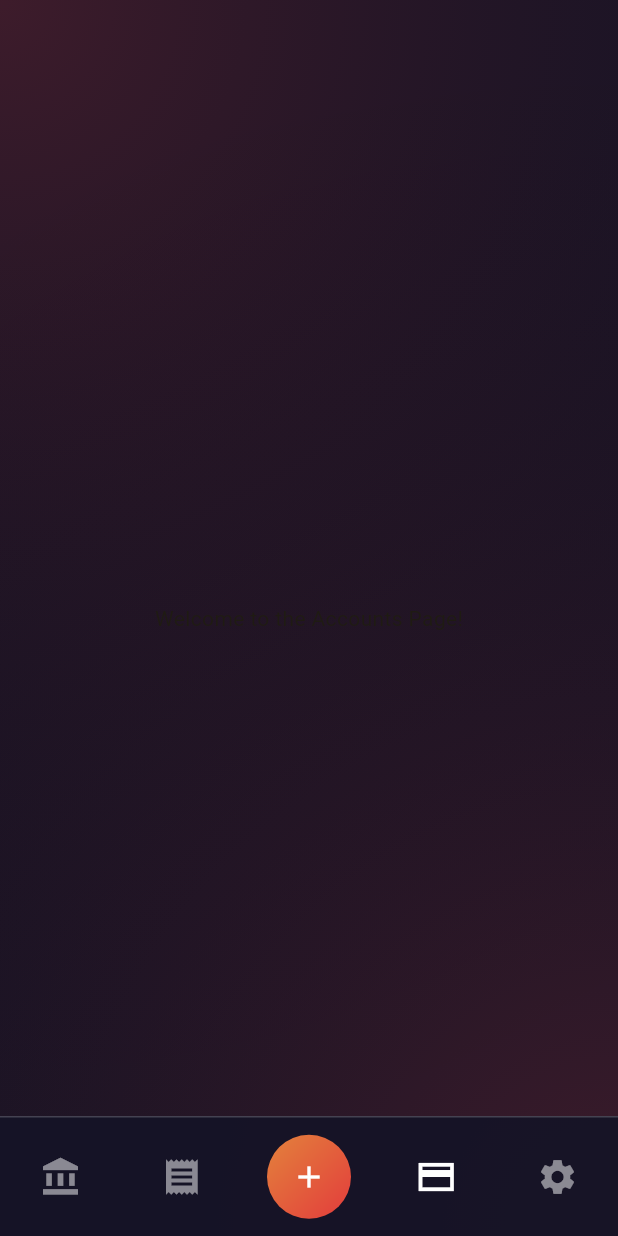
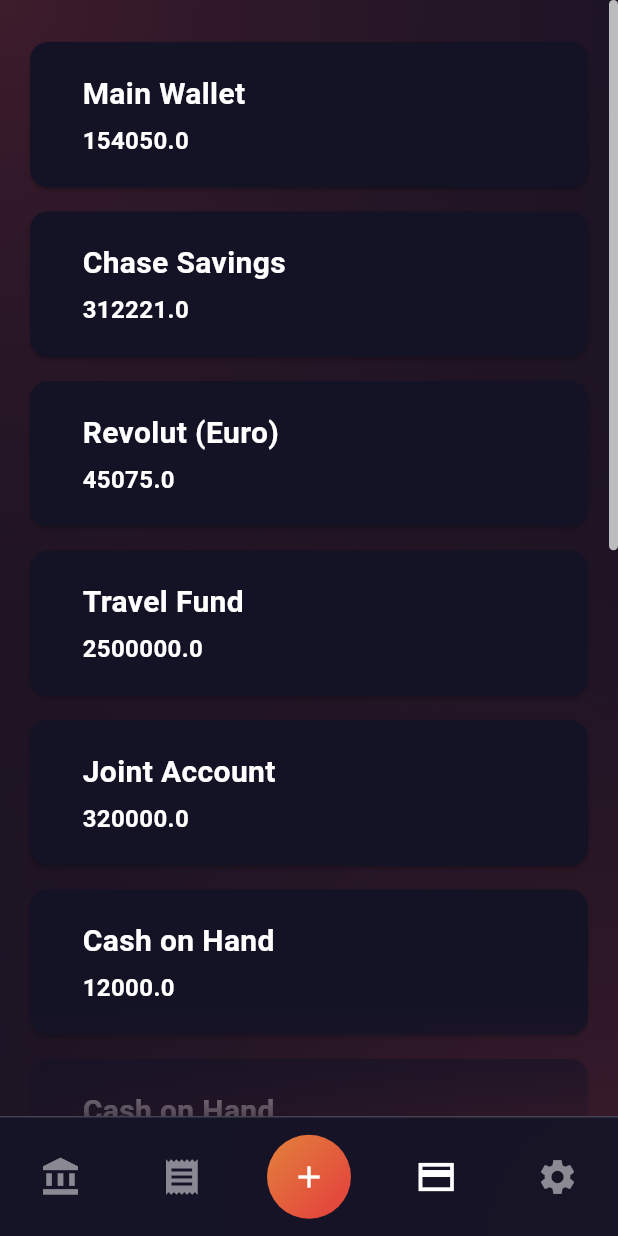
Before and after one commit to Mydraneth/ButceAkintisi, a Flutter app: the screen it shows after launch, item 3 of the bottom bar chosen, on a phone screen of 412 x 824 dp. Run offline on Flutter 3.47's test engine with Material 3 defaults, Android fonts, the phone set to English and light mode, and no system bars; our stand-ins replace fl_chart, flutter_riverpod, go_router, riverpod_annotation, shared_preferences; generated files the repository leaves out were written again.

Commit message:
accounts_page

```diff
--- /dev/null
+++ b/lib/core/components/account_card.dart
@@ -0,0 +1,40 @@
+import 'package:butceakintisi/features/models/account_model.dart';
+import 'package:flutter/material.dart';
+
+class AccountCard extends StatelessWidget {
+  const AccountCard({required this.account, super.key});
+
+  final Account account;
+
+  @override
+  Widget build(BuildContext context) {
+    return Card(
+      color: const Color.fromARGB(255, 20, 19, 38),
+      margin: const EdgeInsets.symmetric(horizontal: 20, vertical: 8),
+      child: Padding(
+        padding: const EdgeInsets.fromLTRB(35, 20, 10, 20),
+        child: Column(
+          crossAxisAlignment: CrossAxisAlignment.start,
+          children: [
+            Text(
+              account.name,
+              overflow: TextOverflow.ellipsis,
+              style: const TextStyle(
+                  color: Colors.white,
+                  fontSize: 20,
+                  fontWeight: FontWeight.bold),
+            ),
+            const SizedBox(height: 5),
+            Text(
+              account.balance.toString(),
+              style: const TextStyle(
+                  color: Colors.white,
+                  fontSize: 16,
+                  fontWeight: FontWeight.bold),
+            )
+          ],
+        ),
+      ),
+    );
+  }
+}
--- a/lib/core/utils/dummy_accounts.dart
+++ b/lib/core/utils/dummy_accounts.dart
@@ -7,35 +7,90 @@ final List<Account> dummyAccounts = [
     name: 'Main Wallet',
     balance: 154050,
     currency: Currency.usd,
+    createdAt: DateTime(2022, 5, 10),
   ),
   Account(
     id: 'acc_02',
     name: 'Chase Savings',
     balance: 312221,
     currency: Currency.tl,
+    createdAt: DateTime(2022, 6, 15),
   ),
   Account(
     id: 'acc_03',
     name: 'Revolut (Euro)',
     balance: 45075,
     currency: Currency.eur,
+    createdAt: DateTime(2023, 1, 20),
   ),
   Account(
     id: 'acc_04',
     name: 'Travel Fund',
     balance: 2500000,
     currency: Currency.aud,
+    createdAt: DateTime(2023, 3, 5),
   ),
   Account(
     id: 'acc_05',
     name: 'Joint Account',
     balance: 320000,
     currency: Currency.tl,
+    createdAt: DateTime(2022, 11, 30),
   ),
   Account(
     id: 'acc_06',
     name: 'Cash on Hand',
-    balance: 120.00,
+    balance: 12000,
     currency: Currency.usd,
+    createdAt: DateTime(2023, 4, 12),
+  ),
+  Account(
+    id: 'acc_06',
+    name: 'Cash on Hand',
+    balance: 12000,
+    currency: Currency.usd,
+    createdAt: DateTime(2023, 4, 12),
+  ),
+  Account(
+    id: 'acc_06',
+    name: 'Cash on Hand',
+    balance: 12000,
+    currency: Currency.usd,
+    createdAt: DateTime(2023, 4, 12),
+  ),
+  Account(
+    id: 'acc_06',
+    name: 'Cash on Hand',
+    balance: 12000,
+    currency: Currency.usd,
+    createdAt: DateTime(2023, 4, 12),
+  ),
+  Account(
+    id: 'acc_06',
+    name: 'Cash on Hand',
+    balance: 12000,
+    currency: Currency.usd,
+    createdAt: DateTime(2023, 4, 12),
+  ),
+  Account(
+    id: 'acc_06',
+    name: 'Cash on Hand',
+    balance: 12000,
+    currency: Currency.usd,
+    createdAt: DateTime(2023, 4, 12),
+  ),
+  Account(
+    id: 'acc_06',
+    name: 'Cash on Hand',
+    balance: 12000,
+    currency: Currency.usd,
+    createdAt: DateTime(2023, 4, 12),
+  ),
+  Account(
+    id: 'acc_06',
+    name: 'Cash on Hand',
+    balance: 12000,
+    currency: Currency.usd,
+    createdAt: DateTime(2023, 4, 12),
   ),
 ];
--- a/lib/features/models/account_model.dart
+++ b/lib/features/models/account_model.dart
@@ -5,12 +5,14 @@ class Account {
   final String name;
   double balance;
   final Currency currency;
+  final DateTime createdAt;
 
   Account({
     required this.id,
     required this.name,
     required this.balance,
     required this.currency,
+    required this.createdAt,
   });
 
   Map<String, dynamic> toJson() => {
@@ -18,14 +20,17 @@ class Account {
         'name': name,
         'balance': balance,
         'currency': currency,
+        'createdAt': createdAt.toIso8601String(),
       };
 
   factory Account.fromJson(Map<String, dynamic> json) {
     return Account(
-        id: json['id'],
-        name: json['name'],
-        balance: json['balance'],
-        currency: Currency.values
-            .firstWhere((e) => e.toString() == json['currency']));
+      id: json['id'],
+      name: json['name'],
+      balance: json['balance'],
+      currency:
+          Currency.values.firstWhere((e) => e.toString() == json['currency']),
+      createdAt: DateTime.parse(json['createdAt']),
+    );
   }
 }
--- a/lib/features/pages/accounts_page.dart
+++ b/lib/features/pages/accounts_page.dart
@@ -1,3 +1,5 @@
+import 'package:butceakintisi/core/components/account_card.dart';
+import 'package:butceakintisi/core/utils/dummy_accounts.dart';
 import 'package:butceakintisi/core/utils/radial_bg.dart';
 import 'package:flutter/material.dart';
 
@@ -6,11 +8,37 @@ class AccountsPage extends StatelessWidget {
 
   @override
   Widget build(BuildContext context) {
-    return const RadialBackground(
-      child: Scaffold(
-        backgroundColor: Colors.transparent,
-        body: Center(
-          child: Text('Welcome to the Accounts Page!'),
+    return RadialBackground(
+      child: SafeArea(
+        top: true,
+        bottom: true,
+        child: ShaderMask(
+          shaderCallback: (Rect bounds) {
+            return LinearGradient(
+              begin: Alignment.topCenter,
+              end: Alignment.bottomCenter,
+              colors: [
+                Colors.transparent,
+                Colors.transparent,
+                Colors.black.withAlpha(200),
+              ],
+              stops: const [0.0, 0.9, 1.0],
+            ).createShader(bounds);
+          },
+          blendMode: BlendMode.dstOut,
+          child: Scrollbar(
+            thumbVisibility: true,
+            thickness: 6,
+            radius: const Radius.circular(10),
+            interactive: true,
+            child: ListView.builder(
+              padding: const EdgeInsets.only(top: 20, bottom: 20),
+              itemCount: dummyAccounts.length,
+              itemBuilder: (context, index) {
+                return AccountCard(account: dummyAccounts[index]);
+              },
+            ),
+          ),
         ),
       ),
     );
```
Also changed, not shown: lib/core/utils/account_card.dart (deleted, +0 -77 lines).
